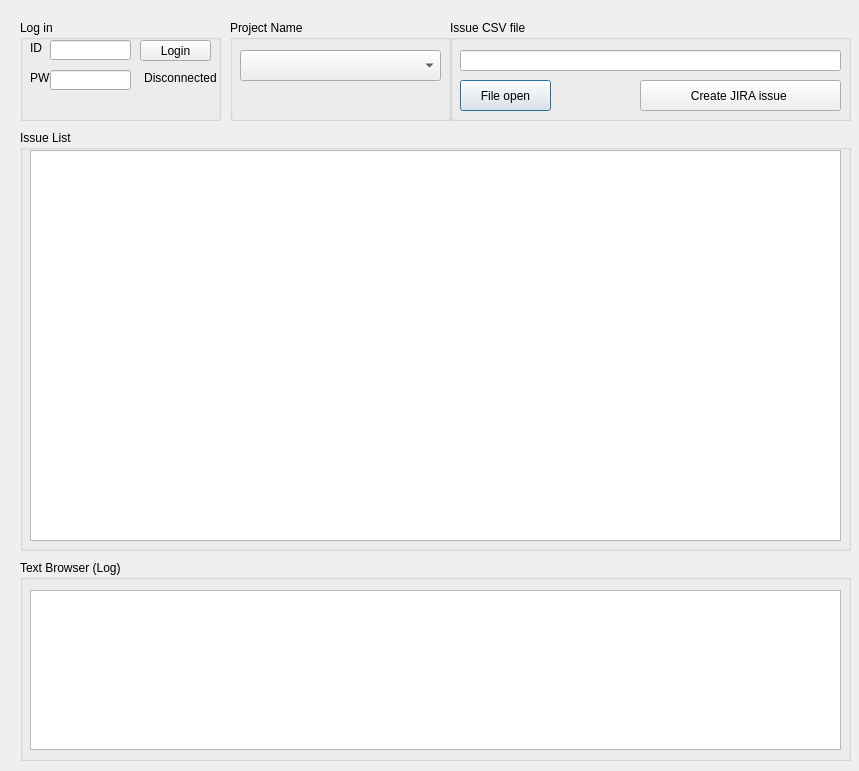
asomu/jira_creator, file JIRA_uploader.ui: the form before one commit.
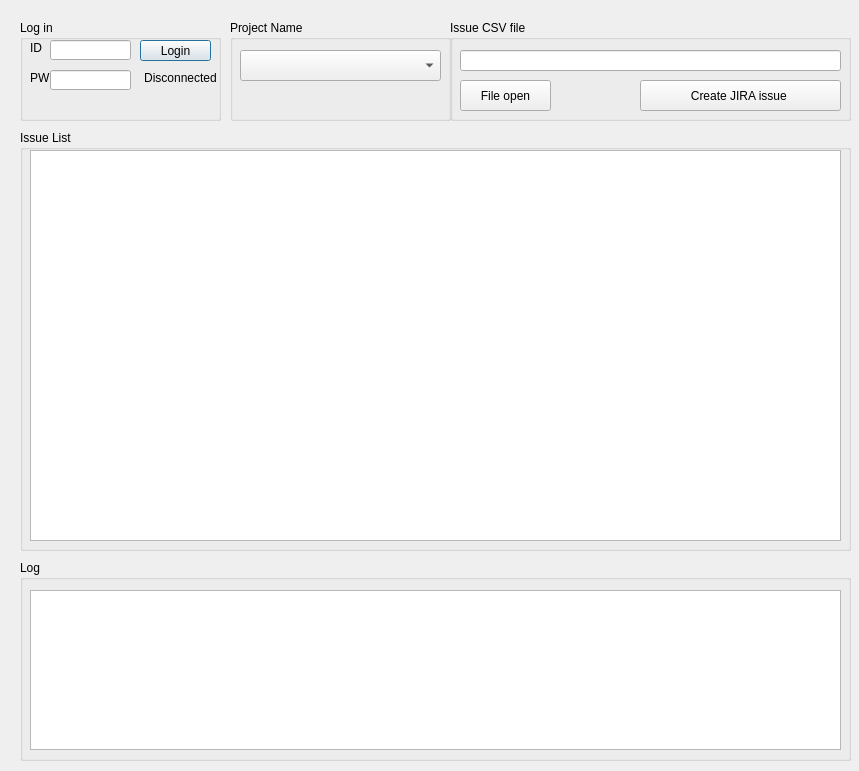
The form after the commit.

Commit message: update Thread jira creation

```diff
--- a/JIRA_uploader.ui
+++ b/JIRA_uploader.ui
@@ -11,7 +11,7 @@
    </rect>
   </property>
   <property name="windowTitle">
-   <string>QT Dialog Controller</string>
+   <string>JIRA issue Creator</string>
   </property>
   <widget class="QGroupBox" name="groupBox">
    <property name="geometry">
@@ -46,7 +46,7 @@
     </rect>
    </property>
    <property name="title">
-    <string>Text Browser (Log)</string>
+    <string>Log</string>
    </property>
    <widget class="QTextBrowser" name="tb_log">
     <property name="geometry">
@@ -72,6 +72,9 @@
     <string>Issue CSV file</string>
    </property>
    <widget class="QPushButton" name="btn_open">
+    <property name="enabled">
+     <bool>true</bool>
+    </property>
     <property name="geometry">
      <rect>
       <x>10</x>
@@ -83,6 +86,9 @@
     <property name="text">
      <string>File open</string>
     </property>
+    <property name="autoDefault">
+     <bool>false</bool>
+    </property>
    </widget>
    <widget class="QLineEdit" name="line_edit_csv">
     <property name="geometry">
@@ -106,6 +112,9 @@
     <property name="text">
      <string>Create JIRA issue </string>
     </property>
+    <property name="autoDefault">
+     <bool>false</bool>
+    </property>
    </widget>
   </widget>
   <widget class="QGroupBox" name="groupBox_2">
@@ -147,6 +156,9 @@
     </property>
    </widget>
    <widget class="QPushButton" name="btn_login">
+    <property name="enabled">
+     <bool>true</bool>
+    </property>
     <property name="geometry">
      <rect>
       <x>120</x>
```
The commit also changes 3 other files.
